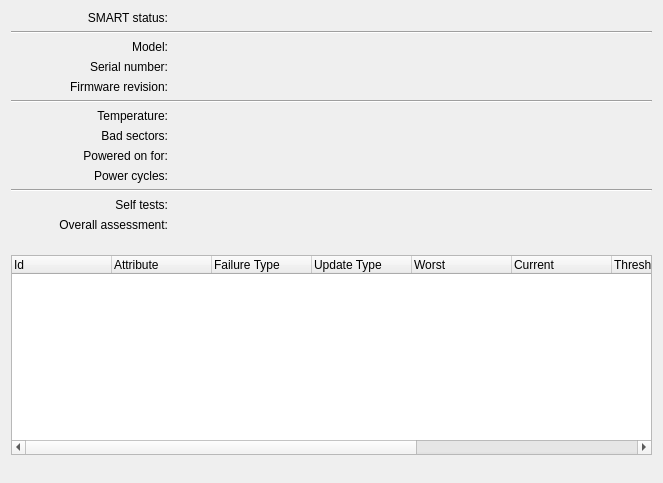
The window that src/gui/smartdialogwidgetbase.ui (KDE/partitionmanager) describes before a commit, drawn with Qt 5.
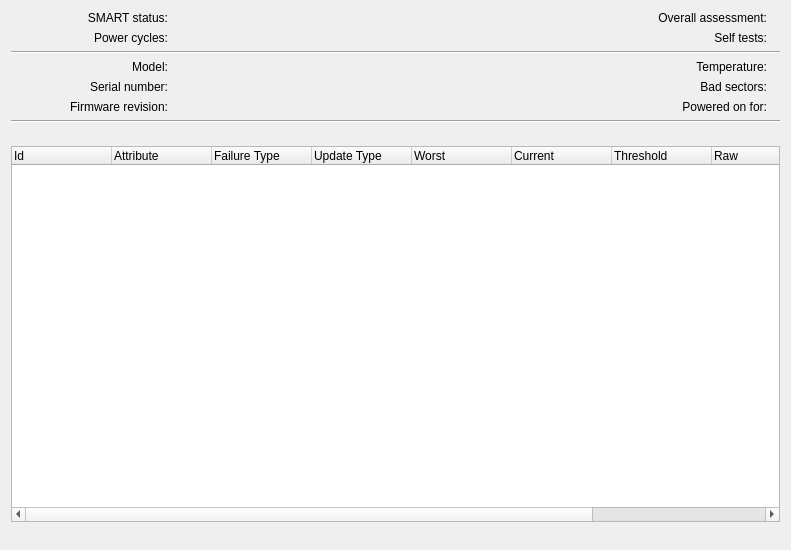
The same window after the commit.

Commit message:
Updated SMART widget GUI to better display SMART info.
Repositioned information and resized window to clearly display information.

```diff
--- a/src/gui/smartdialogwidgetbase.ui
+++ b/src/gui/smartdialogwidgetbase.ui
@@ -6,8 +6,8 @@
    <rect>
     <x>0</x>
     <y>0</y>
-    <width>649</width>
-    <height>483</height>
+    <width>750</width>
+    <height>550</height>
    </rect>
   </property>
   <layout class="QGridLayout" name="gridLayout">
@@ -51,7 +51,7 @@
      </item>
     </layout>
    </item>
-   <item row="2" column="0">
+   <item row="3" column="0">
     <widget class="QLabel" name="m_LabelTextSmartModelName">
      <property name="sizePolicy">
       <sizepolicy hsizetype="Preferred" vsizetype="Preferred">
@@ -67,7 +67,7 @@
      </property>
     </widget>
    </item>
-   <item row="2" column="1" colspan="2">
+   <item row="3" column="1" colspan="2">
     <widget class="QLabel" name="m_LabelSmartModelName">
      <property name="sizePolicy">
       <sizepolicy hsizetype="Preferred" vsizetype="Preferred">
@@ -80,7 +80,7 @@
      </property>
     </widget>
    </item>
-   <item row="3" column="0">
+   <item row="4" column="0">
     <widget class="QLabel" name="m_LabelTextSmartSerialNumber">
      <property name="sizePolicy">
       <sizepolicy hsizetype="Preferred" vsizetype="Preferred">
@@ -96,7 +96,7 @@
      </property>
     </widget>
    </item>
-   <item row="3" column="1" colspan="2">
+   <item row="4" column="1" colspan="2">
     <widget class="QLabel" name="m_LabelSmartSerialNumber">
      <property name="sizePolicy">
       <sizepolicy hsizetype="Preferred" vsizetype="Preferred">
@@ -109,7 +109,7 @@
      </property>
     </widget>
    </item>
-   <item row="4" column="0">
+   <item row="5" column="0">
     <widget class="QLabel" name="m_LabelTextSmartFirmware">
      <property name="sizePolicy">
       <sizepolicy hsizetype="Preferred" vsizetype="Preferred">
@@ -125,7 +125,7 @@
      </property>
     </widget>
    </item>
-   <item row="4" column="1" colspan="2">
+   <item row="5" column="1" colspan="2">
     <widget class="QLabel" name="m_LabelSmartFirmware">
      <property name="sizePolicy">
       <sizepolicy hsizetype="Preferred" vsizetype="Preferred">
@@ -138,7 +138,7 @@
      </property>
     </widget>
    </item>
-   <item row="6" column="0">
+   <item row="3" column="3">
     <widget class="QLabel" name="m_LabelTextSmartTemperature">
      <property name="sizePolicy">
       <sizepolicy hsizetype="Preferred" vsizetype="Preferred">
@@ -154,7 +154,7 @@
      </property>
     </widget>
    </item>
-   <item row="6" column="1" colspan="2">
+   <item row="3" column="4" colspan="2">
     <widget class="QLabel" name="m_LabelSmartTemperature">
      <property name="sizePolicy">
       <sizepolicy hsizetype="Preferred" vsizetype="Preferred">
@@ -167,7 +167,7 @@
      </property>
     </widget>
    </item>
-   <item row="7" column="0">
+   <item row="4" column="3">
     <widget class="QLabel" name="m_LabelTextSmartBadSectors">
      <property name="sizePolicy">
       <sizepolicy hsizetype="Preferred" vsizetype="Preferred">
@@ -183,7 +183,7 @@
      </property>
     </widget>
    </item>
-   <item row="7" column="1" colspan="2">
+   <item row="4" column="4" colspan="2">
     <widget class="QLabel" name="m_LabelSmartBadSectors">
      <property name="sizePolicy">
       <sizepolicy hsizetype="Preferred" vsizetype="Preferred">
@@ -196,7 +196,7 @@
      </property>
     </widget>
    </item>
-   <item row="8" column="0">
+   <item row="5" column="3">
     <widget class="QLabel" name="m_LabelTextSmartPoweredOn">
      <property name="sizePolicy">
       <sizepolicy hsizetype="Preferred" vsizetype="Preferred">
@@ -212,7 +212,7 @@
      </property>
     </widget>
    </item>
-   <item row="8" column="1" colspan="2">
+   <item row="5" column="4" colspan="2">
     <widget class="QLabel" name="m_LabelSmartPoweredOn">
      <property name="sizePolicy">
       <sizepolicy hsizetype="Preferred" vsizetype="Preferred">
@@ -225,7 +225,7 @@
      </property>
     </widget>
    </item>
-   <item row="9" column="0">
+   <item row="1" column="0">
     <widget class="QLabel" name="m_LabelTextSmartPowerCycles">
      <property name="sizePolicy">
       <sizepolicy hsizetype="Preferred" vsizetype="Preferred">
@@ -241,7 +241,7 @@
      </property>
     </widget>
    </item>
-   <item row="9" column="1" colspan="2">
+   <item row="1" column="1" colspan="2">
     <widget class="QLabel" name="m_LabelSmartPowerCycles">
      <property name="sizePolicy">
       <sizepolicy hsizetype="Preferred" vsizetype="Preferred">
@@ -270,7 +270,7 @@
      </property>
     </spacer>
    </item>
-   <item row="16" column="0" colspan="3">
+   <item row="16" column="0" colspan="6">
     <widget class="QTreeWidget" name="m_TreeSmartAttributes">
      <property name="alternatingRowColors">
       <bool>true</bool>
@@ -352,28 +352,21 @@
      </property>
     </spacer>
    </item>
-   <item row="1" column="0" colspan="3">
+   <item row="2" column="0" colspan="6">
     <widget class="Line" name="line">
      <property name="orientation">
       <enum>Qt::Horizontal</enum>
      </property>
     </widget>
    </item>
-   <item row="5" column="0" colspan="3">
+   <item row="10" column="0" colspan="6">
     <widget class="Line" name="line_2">
      <property name="orientation">
       <enum>Qt::Horizontal</enum>
      </property>
     </widget>
    </item>
-   <item row="10" column="0" colspan="3">
-    <widget class="Line" name="line_3">
-     <property name="orientation">
-      <enum>Qt::Horizontal</enum>
-     </property>
-    </widget>
-   </item>
-   <item row="13" column="0">
+   <item row="0" column="3">
     <widget class="QLabel" name="m_LabelTextSmartOverallAssessment">
      <property name="sizePolicy">
       <sizepolicy hsizetype="Preferred" vsizetype="Preferred">
@@ -389,7 +382,7 @@
      </property>
     </widget>
    </item>
-   <item row="13" column="1" colspan="2">
+   <item row="0" column="4" colspan="2">
     <widget class="QLabel" name="m_LabelSmartOverallAssessment">
      <property name="sizePolicy">
       <sizepolicy hsizetype="Preferred" vsizetype="Preferred">
@@ -402,7 +395,7 @@
      </property>
     </widget>
    </item>
-   <item row="12" column="0">
+   <item row="1" column="3">
     <widget class="QLabel" name="m_LabelTextSmartSelfTests">
      <property name="sizePolicy">
       <sizepolicy hsizetype="Preferred" vsizetype="Preferred">
@@ -418,7 +411,7 @@
      </property>
     </widget>
    </item>
-   <item row="12" column="1" colspan="2">
+   <item row="1" column="4" colspan="2">
     <widget class="QLabel" name="m_LabelSmartSelfTests">
      <property name="sizePolicy">
       <sizepolicy hsizetype="Preferred" vsizetype="Preferred">
```
